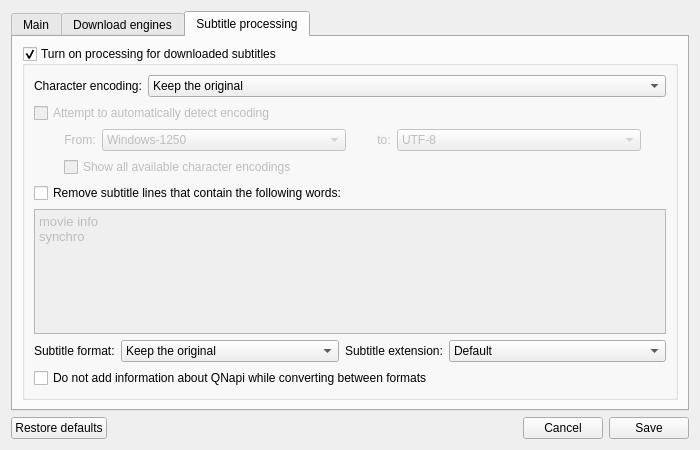
Above: gui/ui/frmoptions.ui from QNapi/qnapi before the change. Below: the same form after it.
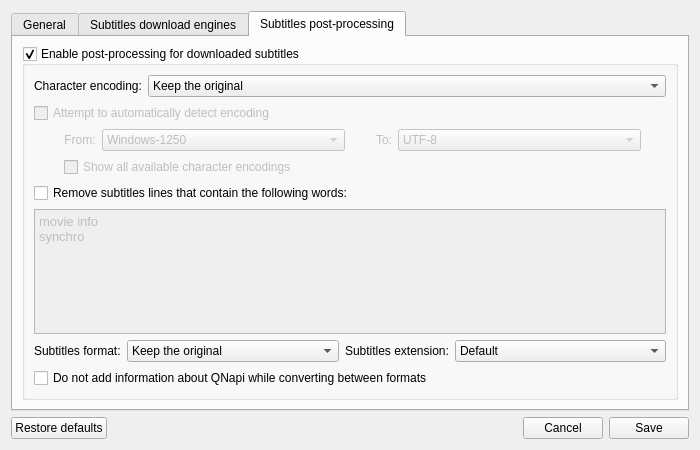
That is the form after the change. The open tabs and pages were chosen to show the change. Icons and pictures are not drawn.

The edit to the form file:
```diff
--- a/gui/ui/frmoptions.ui
+++ b/gui/ui/frmoptions.ui
@@ -25,7 +25,7 @@
      </property>
      <widget class="QWidget" name="tabGeneral">
       <attribute name="title">
-       <string>Main</string>
+       <string>General</string>
       </attribute>
       <layout class="QGridLayout" name="gridLayout">
        <item row="0" column="3">
@@ -220,7 +220,7 @@
      </widget>
      <widget class="QWidget" name="tabDownloadEngines">
       <attribute name="title">
-       <string>Download engines</string>
+       <string>Subtitles download engines</string>
       </attribute>
       <layout class="QGridLayout" name="gridLayout_2">
        <item row="0" column="0">
@@ -385,13 +385,13 @@
      </widget>
      <widget class="QWidget" name="tabPostProcessing">
       <attribute name="title">
-       <string>Subtitle processing</string>
+       <string>Subtitles post-processing</string>
       </attribute>
       <layout class="QGridLayout" name="gridLayout_3">
        <item row="0" column="0">
         <widget class="QGroupBox" name="gbPpEnable">
          <property name="title">
-          <string>Turn on processing for downloaded subtitles</string>
+          <string>Enable post-processing for downloaded subtitles</string>
          </property>
          <property name="checkable">
           <bool>true</bool>
@@ -519,7 +519,7 @@
                </sizepolicy>
               </property>
               <property name="text">
-               <string>to:</string>
+               <string>To:</string>
               </property>
               <property name="alignment">
                <set>Qt::AlignCenter</set>
@@ -616,7 +616,7 @@
           <item row="6" column="0">
            <widget class="QLabel" name="lbSubFormat">
             <property name="text">
-             <string>Subtitle format:</string>
+             <string>Subtitles format:</string>
             </property>
            </widget>
           </item>
@@ -638,7 +638,7 @@
           <item row="6" column="2">
            <widget class="QLabel" name="lbSubExtension">
             <property name="text">
-             <string>Subtitle extension:</string>
+             <string>Subtitles extension:</string>
             </property>
            </widget>
           </item>
@@ -698,7 +698,7 @@
           <item row="4" column="0" colspan="4">
            <widget class="QCheckBox" name="cbRemoveLines">
             <property name="text">
-             <string>Remove subtitle lines that contain the following words:</string>
+             <string>Remove subtitles lines that contain the following words:</string>
             </property>
            </widget>
           </item>
```
Left out of the diff: 20 changed lines with no effect on the pictures.
